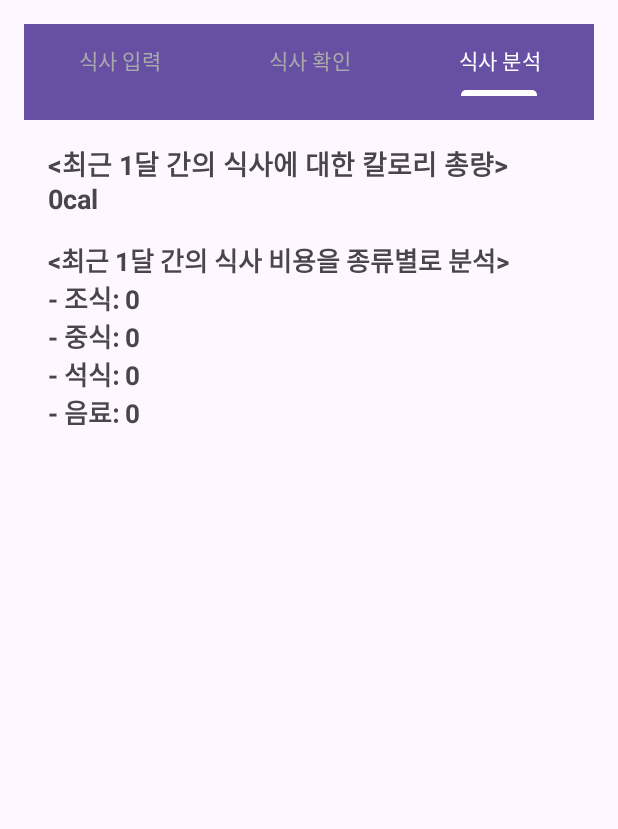
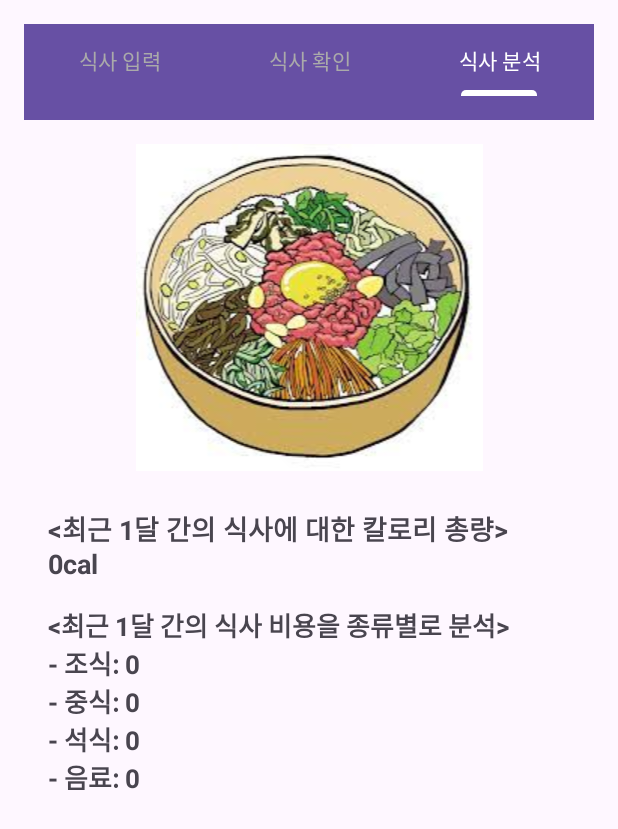
Before and after one commit to Lee-Seonghyun316/FinalApp, an Android app: the screen it shows after launch (MainActivity), tab 3 chosen, on a phone screen of 412 x 824 dp. Shown: the top 829 px of the screen. Run offline under Robolectric (Android 15) with nearby library versions, the phone set to English and light mode, and no system bars.

Commit message:
자잘한 버그 수정

```diff
--- a/app/src/main/java/com/example/finalapp/Meal.java
+++ b/app/src/main/java/com/example/finalapp/Meal.java
@@ -86,7 +86,7 @@ public class Meal implements Serializable {
     public String getDate() {
         // time 필드에서 날짜를 추출하여 원하는 형식으로 포맷팅
         SimpleDateFormat dateFormat = new SimpleDateFormat("yyyy-MM-dd", Locale.getDefault());
-        return dateFormat.format(time).split("-")[1];
+        return dateFormat.format(time).split("-")[2];
     }
 
     public void setId(long id) {
--- a/app/src/main/res/layout/fragment_meal_analysis.xml
+++ b/app/src/main/res/layout/fragment_meal_analysis.xml
@@ -1,9 +1,19 @@
 <!-- res/layout/fragment_meal_analysis.xml -->
 <LinearLayout xmlns:android="http://schemas.android.com/apk/res/android"
+    xmlns:app="http://schemas.android.com/apk/res-auto"
+    xmlns:tools="http://schemas.android.com/tools"
     android:layout_width="match_parent"
     android:layout_height="match_parent"
     android:orientation="vertical"
     android:padding="16dp">
+
+    <ImageView
+        android:id="@+id/imageView2"
+        android:layout_width="match_parent"
+        android:layout_height="wrap_content"
+        android:layout_gravity="center_vertical"
+        android:layout_marginBottom="25dp"
+        app:srcCompat="@drawable/meal" />
 
     <TextView
         android:id="@+id/totalCaloriesTextView"
```
Also changed, not shown: app/src/main/res/drawable/meal.jpeg (added).
